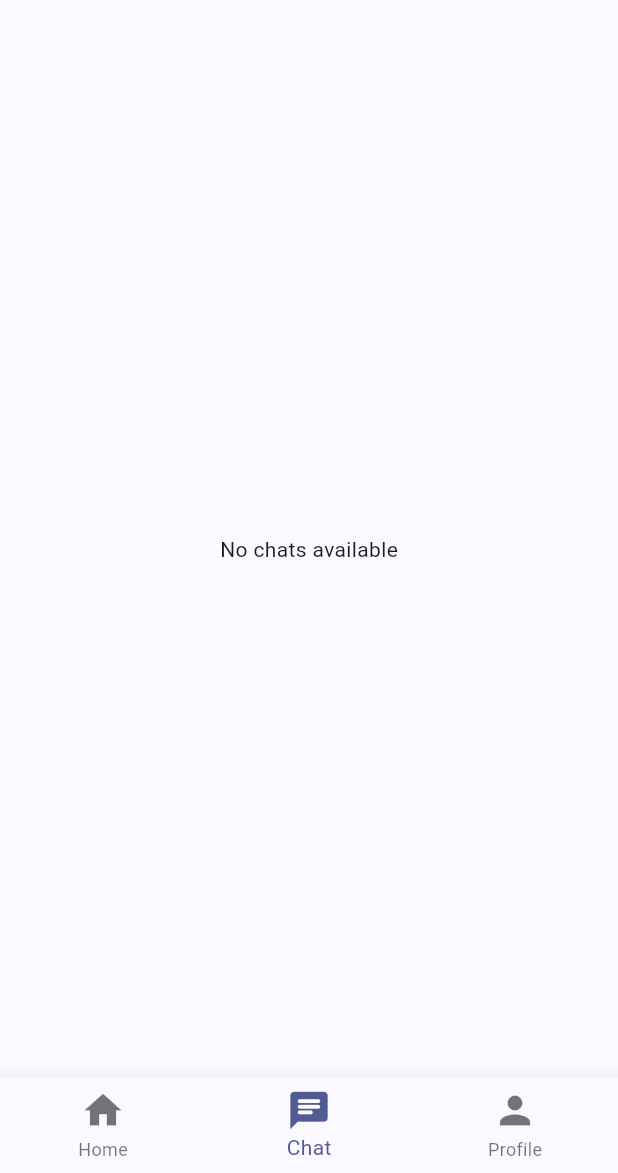
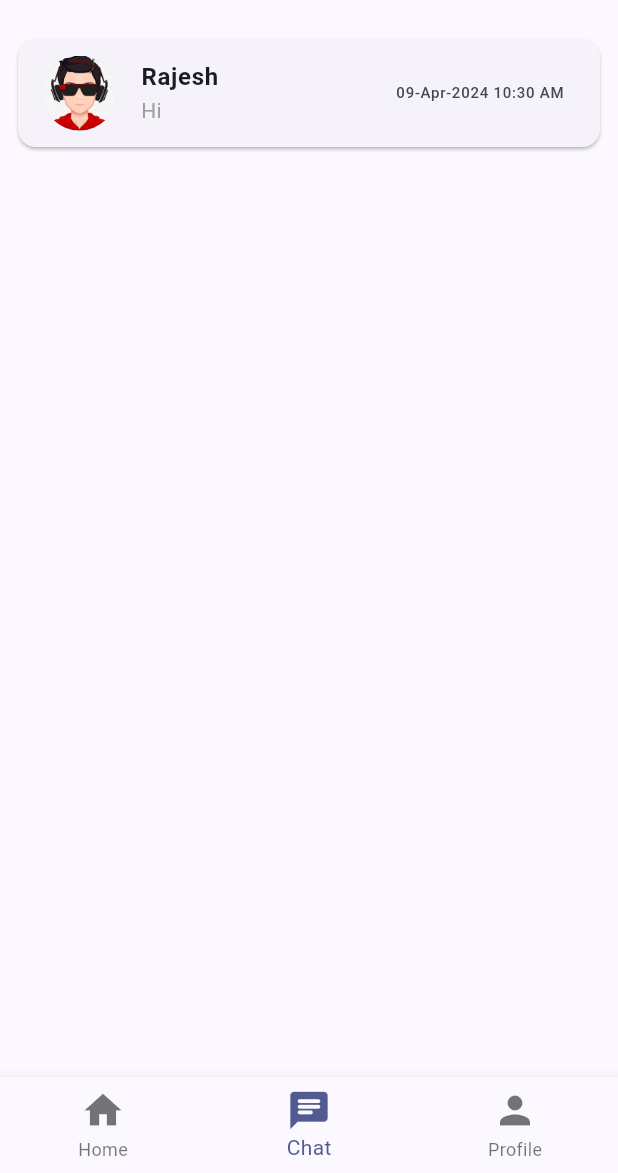
Before and after one commit to Rahullkumr/Fixitwala, a Flutter app: the screen it shows after launch, item 2 of the bottom bar chosen, on a phone screen of 412 x 824 dp, the part 63-1236 px from its top. Run offline on Flutter 3.47's test engine with Material 3 defaults, Android fonts, the phone set to English and light mode, and no system bars.

Commit message:
feature: fake chat

```diff
--- a/lib/customer/chat.dart
+++ b/lib/customer/chat.dart
@@ -1,14 +1,50 @@
+import 'package:fixitwala/customer/individual_chat.dart';
 import 'package:flutter/material.dart';
+import 'package:intl/intl.dart';
 
 class ChatPage extends StatelessWidget {
   const ChatPage({super.key});
 
   @override
   Widget build(BuildContext context) {
-    return const SafeArea(
+    return SafeArea(
       child: Scaffold(
-        body: Center(
-          child: Text("No chats available"),
+        body: Column(
+          children: [
+            Padding(
+              padding: const EdgeInsets.all(8.0),
+              child: InkWell(
+                onTap: () async {
+                  await Navigator.push(
+                    context,
+                    MaterialPageRoute(
+                      builder: (context) => const IndividualChat(),
+                    ),
+                  );
+                },
+                child: Card(
+                  child: ListTile(
+                    leading: const CircleAvatar(
+                      backgroundImage: AssetImage('images/ava.png'),
+                      radius: 25,
+                    ),
+                    title: const Text(
+                      "Rajesh",
+                      style: TextStyle(fontWeight: FontWeight.bold),
+                    ),
+                    subtitle: const Text(
+                      "Hi",
+                      style: TextStyle(color: Colors.grey),
+                    ),
+                    trailing: Text(
+                      DateFormat('dd-MMM-yyyy hh:mm a').format(DateTime.now()),
+                      style: const TextStyle(fontSize: 10),
+                    ),
+                  ),
+                ),
+              ),
+            )
+          ],
         ),
       ),
     );
--- a/lib/customer/customer_login.dart
+++ b/lib/customer/customer_login.dart
@@ -81,7 +81,7 @@ class _CustomerLoginState extends State<CustomerLogin> {
                   },
                   onSaved: (newValue) => _email = newValue!,
                   decoration: const InputDecoration(
-                    hintText: 'Enter Email Address',
+                    hintText: 'Enter Registered Email',
                   ),
                 ),
                 const SizedBox(height: 10),
--- a/lib/serviceProvider/service_provider_login.dart
+++ b/lib/serviceProvider/service_provider_login.dart
@@ -40,7 +40,7 @@ class _SPLoginState extends State<SPLogin> {
                   },
                   onSaved: (newValue) => _email = newValue!,
                   decoration: const InputDecoration(
-                    hintText: 'Enter Email Address',
+                    hintText: 'Enter Registered Email',
                   ),
                 ),
                 const SizedBox(height: 10),
@@ -156,6 +156,7 @@ class _SPLoginState extends State<SPLogin> {
                       autovalidateMode: AutovalidateMode.onUserInteraction,
                     ),
                     const SizedBox(height: 20),
+
                     TextFormField(
                       obscureText: true,
                       decoration: InputDecoration(
@@ -168,6 +169,7 @@ class _SPLoginState extends State<SPLogin> {
                       autovalidateMode: AutovalidateMode.onUserInteraction,
                     ),
                     const SizedBox(height: 20),
+
                     // TODO: Add remember me and forgot password?
                     Row(
                       mainAxisAlignment: MainAxisAlignment.end,
@@ -179,6 +181,7 @@ class _SPLoginState extends State<SPLogin> {
                       ],
                     ),
                     const SizedBox(height: 30),
+
                     SizedBox(
                       height: 50,
                       width: double.infinity,
@@ -213,6 +216,7 @@ class _SPLoginState extends State<SPLogin> {
                       ],
                     ),
                     const SizedBox(height: 10),
+
                     Text(
                       _forgotPasswordStatus,
                       style: const TextStyle(color: Colors.green),
```
Also changed, not shown: lib/customer/individual_chat.dart (added, +105 -0 lines), lib/customer/profile.dart (+5 -7 lines).
